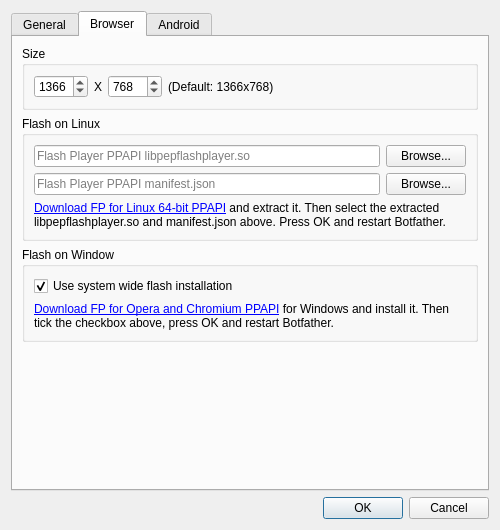
botfatherio/botfather, file botfather/gui/config_dialog.ui: the form before one commit.
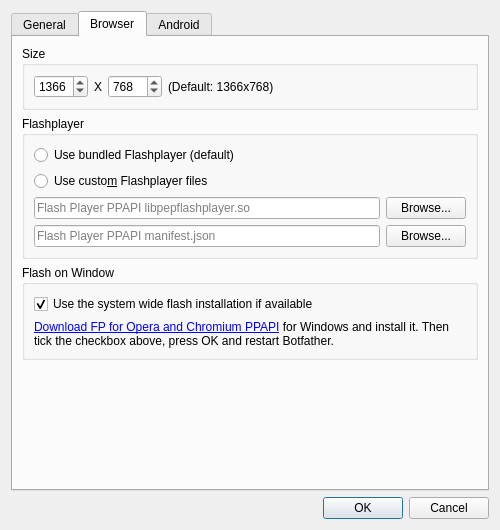
The form after the commit. The open tabs and pages were chosen to show the change. Icons and pictures are not drawn.

Commit message: Add 'use bundled flashplayer' option to the settings

```diff
--- a/botfather/gui/config_dialog.ui
+++ b/botfather/gui/config_dialog.ui
@@ -159,13 +159,33 @@
           <bool>true</bool>
          </property>
          <property name="title">
-          <string>Flash on Linux</string>
+          <string>Flashplayer</string>
+         </property>
+         <property name="checkable">
+          <bool>false</bool>
          </property>
          <layout class="QVBoxLayout" name="verticalLayout_3">
+          <item>
+           <widget class="QRadioButton" name="use_bundled_flash">
+            <property name="text">
+             <string>Use bundled Flashplayer (default)</string>
+            </property>
+           </widget>
+          </item>
+          <item>
+           <widget class="QRadioButton" name="use_custom_flash">
+            <property name="text">
+             <string>Use custo&amp;m Flashplayer files</string>
+            </property>
+           </widget>
+          </item>
           <item>
            <layout class="QHBoxLayout" name="horizontalLayout">
             <item>
              <widget class="QLineEdit" name="flash_so">
+              <property name="text">
+               <string/>
+              </property>
               <property name="placeholderText">
                <string>Flash Player PPAPI libpepflashplayer.so</string>
               </property>
@@ -204,19 +224,6 @@
             </item>
            </layout>
           </item>
-          <item>
-           <widget class="QLabel" name="label">
-            <property name="text">
-             <string>&lt;html&gt;&lt;head/&gt;&lt;body&gt;&lt;p&gt;&lt;a href=&quot;https://get.adobe.com/de/flashplayer/otherversions/&quot;&gt;&lt;span style=&quot; text-decoration: underline; color:#0000ff;&quot;&gt;Download FP for Linux 64-bit PPAPI&lt;/span&gt;&lt;/a&gt; and extract it. Then select the extracted libpepflashplayer.so and manifest.json above. Press OK and restart Botfather.&lt;/p&gt;&lt;/body&gt;&lt;/html&gt;</string>
-            </property>
-            <property name="wordWrap">
-             <bool>true</bool>
-            </property>
-            <property name="openExternalLinks">
-             <bool>true</bool>
-            </property>
-           </widget>
-          </item>
          </layout>
         </widget>
        </item>
@@ -235,7 +242,7 @@
              <bool>true</bool>
             </property>
             <property name="text">
-             <string>Use system wide flash installation</string>
+             <string>Use the system wide flash installation if available</string>
             </property>
             <property name="checked">
              <bool>true</bool>
```
Left out of the diff: 2 changed lines with no effect on the pictures. The commit also changes 3 other files.
